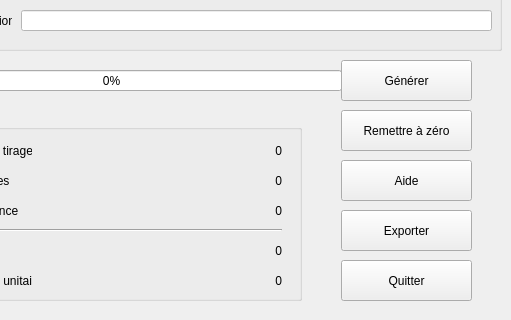
First picture: the form in src/RandomSentencesGUI/mainwindow.ui, repository WordCloudZZ/WordCloudZZ, before the edit; both pictures show x 129 to 640 and y 160 to 480 of the 640 by 480 pixel window.
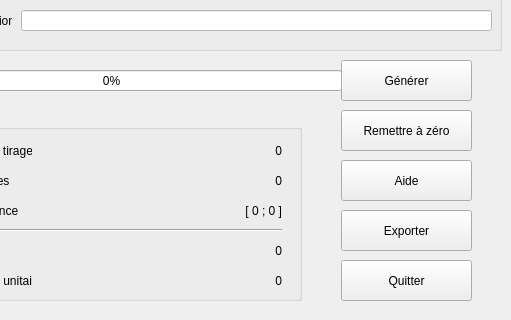
Second picture: the form after the edit.

Diff of the .ui file:
```diff
--- a/src/RandomSentencesGUI/mainwindow.ui
+++ b/src/RandomSentencesGUI/mainwindow.ui
@@ -296,7 +296,7 @@
       </rect>
      </property>
      <property name="text">
-      <string>0</string>
+      <string>[ 0 ; 0 ]</string>
      </property>
      <property name="alignment">
       <set>Qt::AlignRight|Qt::AlignTrailing|Qt::AlignVCenter</set>
@@ -390,7 +390,7 @@
     <property name="geometry">
      <rect>
       <x>470</x>
-      <y>420</y>
+      <y>320</y>
       <width>131</width>
       <height>41</height>
      </rect>
@@ -399,7 +399,7 @@
      <string notr="true"/>
     </property>
     <property name="text">
-     <string>Quitter</string>
+     <string>Aide</string>
     </property>
    </widget>
    <widget class="QPushButton" name="pushButton_5">
@@ -422,7 +422,7 @@
     <property name="geometry">
      <rect>
       <x>470</x>
-      <y>320</y>
+      <y>420</y>
       <width>131</width>
       <height>41</height>
      </rect>
@@ -431,7 +431,7 @@
      <string notr="true"/>
     </property>
     <property name="text">
-     <string>Aide</string>
+     <string>Quitter</string>
     </property>
    </widget>
   </widget>
```
Left out of the diff: 10 changed lines with no effect on the pictures.
